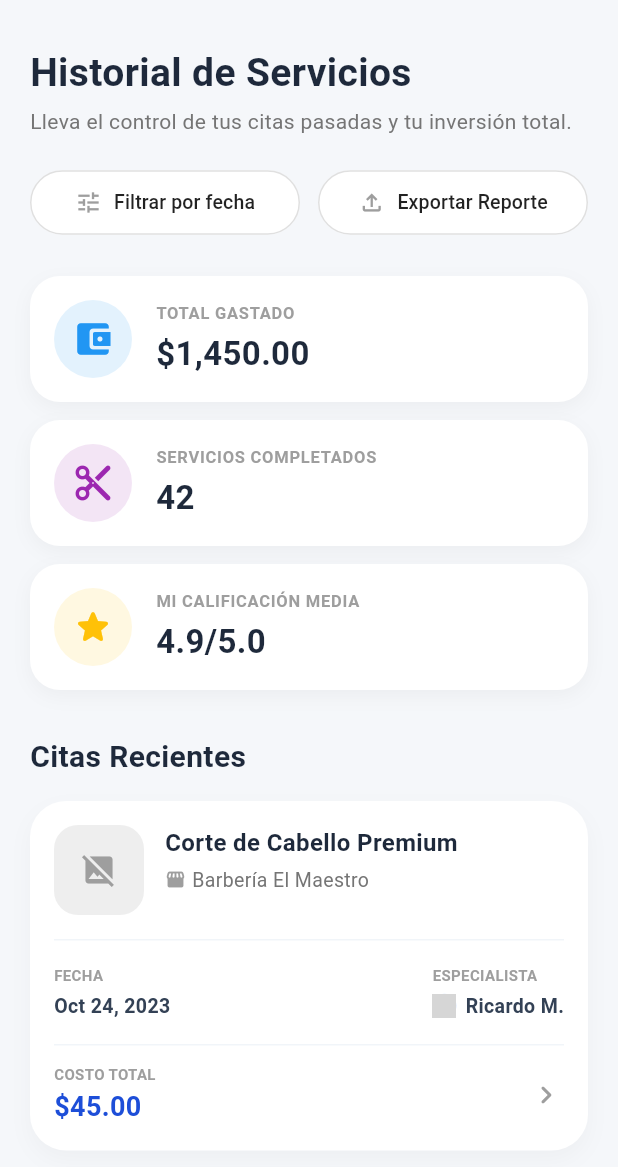
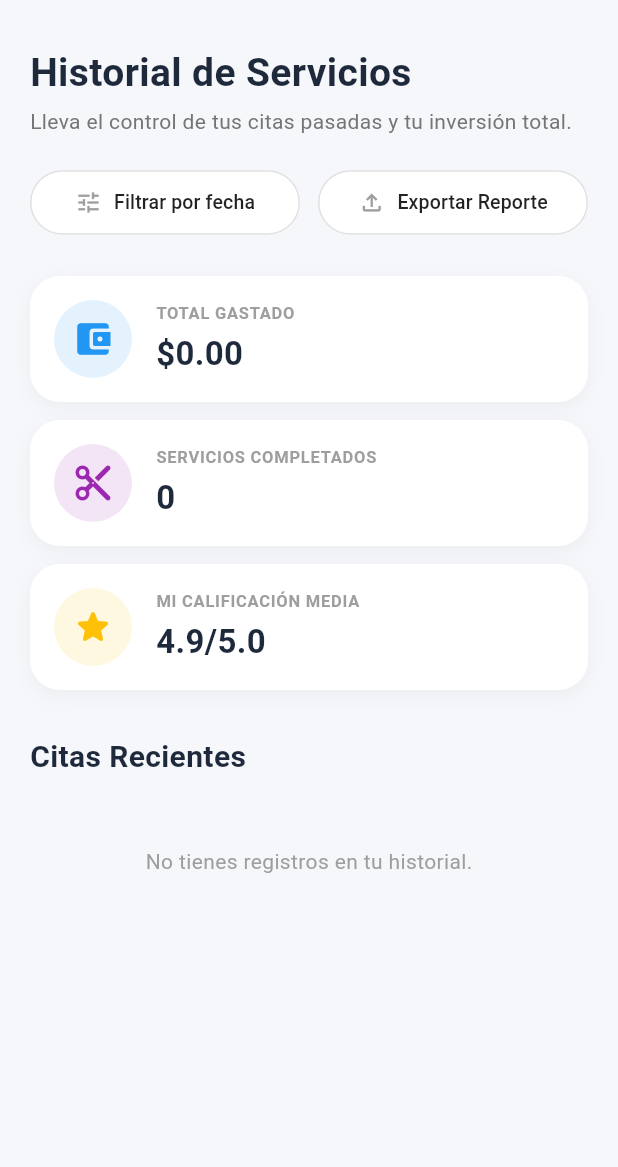
Before and after one commit to OliverRD/CitaPro, a Flutter app: the HistoryView screen opened directly, on a phone screen of 412 x 824 dp, the part 69-1236 px from its top. Run offline on Flutter 3.47's test engine with Material 3 defaults, Android fonts, the phone set to English and light mode, and no system bars; our stand-ins replace flutter_svg, google_fonts, google_sign_in, image_picker, supabase_flutter, webview_flutter; accounts and stored records are empty; network calls fail; grey boxes are pictures that could not be loaded.

Commit message:
update history_view conectado con la base de datos

```diff
--- a/lib/presentation/views/businessregistration_screen.dart
+++ b/lib/presentation/views/businessregistration_screen.dart
@@ -1,6 +1,6 @@
 import 'package:flutter/material.dart';
 import 'package:flutter_application_1/presentation/views/captcha_screen.dart';
-import 'package:flutter_application_1/presentation/views/category_screen.dart';
+//import 'package:flutter_application_1/presentation/views/category_screen.dart';
 import 'package:google_fonts/google_fonts.dart';
 import 'package:flutter_svg/flutter_svg.dart';
 
--- a/lib/presentation/views/category_screen.dart
+++ b/lib/presentation/views/category_screen.dart
@@ -2,7 +2,7 @@ import 'package:flutter/material.dart';
 import 'package:google_fonts/google_fonts.dart';
 import 'package:provider/provider.dart';
 import 'package:flutter_application_1/presentation/viewmodels/categoria_viewmodel.dart';
-import 'package:flutter_application_1/domain/usecases/categoria_entity.dart';
+//import 'package:flutter_application_1/domain/usecases/categoria_entity.dart';
 import 'package:flutter_application_1/presentation/views/business_form_screen.dart';
 
 class CategoryScreen extends StatefulWidget {
--- a/lib/presentation/views/history_view.dart
+++ b/lib/presentation/views/history_view.dart
@@ -1,8 +1,106 @@
+import 'package:flutter/material.dart';
+import 'package:supabase_flutter/supabase_flutter.dart';
 
-import 'package:flutter/material.dart';
+// Instancia global de Supabase
+final supabase = Supabase.instance.client;
 
-class HistoryView extends StatelessWidget {
+class HistoryView extends StatefulWidget {
   const HistoryView({super.key});
+
+  @override
+  State<HistoryView> createState() => _HistoryViewState();
+}
+
+class _HistoryViewState extends State<HistoryView> {
+  bool _isLoading = true;
+  List<Map<String, dynamic>> _citas = [];
+
+  // Variables dinámicas para los paneles de métricas
+  double _totalGastado = 0.0;
+  int _serviciosCompletados = 0;
+  final double _calificacionMedia = 4.9;
+
+  @override
+  void initState() {
+    super.initState();
+    _cargarHistorial();
+  }
+
+  Future<void> _cargarHistorial() async {
+    try {
+      final user = supabase.auth.currentUser;
+      if (user == null || user.email == null) {
+        if (mounted) setState(() => _isLoading = false);
+        return;
+      }
+
+      // 1. PUENTE: Buscamos el id_usuario (int8) usando correoUser
+      final usuarioData = await supabase
+          .from('usuarios')
+          .select('id_usuario')
+          .eq('correoUser', user.email!)
+          .single();
+
+      final int idNumericoCliente = usuarioData['id_usuario'];
+
+      // 2. CONSULTA RELACIONAL MULTINIVEL: Traemos la cita, su negocio, su profesional y sus detalles con servicios
+      // NOTA: Si los nombres de tus tablas en la base de datos están en singular (ej. 'negocio', 'profesional'),
+      // cambia el nombre antes del paréntesis.
+      final List<Map<String, dynamic>> response = await supabase
+          .from('citas')
+          .select('''
+            *,
+            negocio:id_negocio ( nombre ),
+            profesionales:id_profesional (
+              usuarios:id_usuario ( nombreUser )
+            ),
+            detalle_cita (
+              precio,
+              cantidad,
+              servicios:id_servicio ( nombre )
+            )
+          ''')
+          .eq('id_userCliente', idNumericoCliente)
+          .order('fecha_cita', ascending: false);
+
+      double sumatoriaGlobal = 0.0;
+      int completados = 0;
+
+      // 3. PROCESAMIENTO DE DATOS: Calculamos los totales sumando los detalles de cada cita
+      for (var cita in response) {
+        final detalles = cita['detalle_cita'] as List<dynamic>? ?? [];
+        double costoTotalCita = 0.0;
+
+        for (var det in detalles) {
+          final double precioUnitario = det['precio'] != null ? double.parse(det['precio'].toString()) : 0.0;
+          final int cantidad = det['cantidad'] != null ? int.parse(det['cantidad'].toString()) : 1;
+          costoTotalCita += (precioUnitario * cantidad);
+        }
+
+        // Inyectamos el costo calculado dinámicamente en el mapa de la cita
+        cita['total_calculado'] = costoTotalCita;
+
+        if (cita['estado'] == 'completado' || cita['estado'] == 'Completado') {
+          completados++;
+          sumatoriaGlobal += costoTotalCita;
+        }
+      }
+
+      if (!mounted) return;
+      setState(() {
+        _citas = response;
+        _totalGastado = sumatoriaGlobal;
+        _serviciosCompletados = completados;
+        _isLoading = false;
+      });
+    } catch (e) {
+      if (!mounted) return;
+      setState(() => _isLoading = false);
+      ScaffoldMessenger.of(context).showSnackBar(
+        SnackBar(content: Text('Error en CitaPro: $e'), backgroundColor: Colors.red),
+      );
+    }
+  }
 
   @override
   Widget build(BuildContext context) {
@@ -40,7 +138,12 @@ class HistoryView extends StatelessWidget {
           ),
         ],
       ),
-      body: SingleChildScrollView(
+      body: _isLoading
+          ? const Center(child: CircularProgressIndicator(color: primaryColor))
+          : RefreshIndicator(
+              onRefresh: _cargarHistorial,
+              child: SingleChildScrollView(
+                physics: const AlwaysScrollableScrollPhysics(),
                 padding: const EdgeInsets.all(20.0),
                 child: Column(
                   crossAxisAlignment: CrossAxisAlignment.start,
@@ -63,7 +166,7 @@ class HistoryView extends StatelessWidget {
                     ),
                     const SizedBox(height: 20),
 
-            // Botones de acción: Filtrar y Exportar
+                    // Filtros
                     Row(
                       children: [
                         Expanded(
@@ -107,12 +210,13 @@ class HistoryView extends StatelessWidget {
                     ),
                     const SizedBox(height: 25),
 
+                    // Métricas
                     _buildStatCard(
                       icon: Icons.account_balance_wallet_rounded,
                       iconColor: Colors.blue,
                       iconBgColor: Colors.blue[50]!,
                       title: 'TOTAL GASTADO',
-              value: '\$1,450.00',
+                      value: '\$${_totalGastado.toStringAsFixed(2)}',
                     ),
                     const SizedBox(height: 12),
                     _buildStatCard(
@@ -120,7 +224,7 @@ class HistoryView extends StatelessWidget {
                       iconColor: Colors.purple,
                       iconBgColor: Colors.purple[50]!,
                       title: 'SERVICIOS COMPLETADOS',
-              value: '42',
+                      value: '$_serviciosCompletados',
                     ),
                     const SizedBox(height: 12),
                     _buildStatCard(
@@ -128,7 +232,7 @@ class HistoryView extends StatelessWidget {
                       iconColor: Colors.amber,
                       iconBgColor: Colors.amber[50]!,
                       title: 'MI CALIFICACIÓN MEDIA',
-              value: '4.9/5.0',
+                      value: '$_calificacionMedia/5.0',
                     ),
                     const SizedBox(height: 30),
 
@@ -142,59 +246,72 @@ class HistoryView extends StatelessWidget {
                     ),
                     const SizedBox(height: 15),
 
-            _buildAppointmentCard(
-              imageUrl: 'https://images.unsplash.com/photo-1503951914875-452162b0f3f1?auto=format&fit=crop&q=80&w=150',
-              serviceName: 'Corte de Cabello Premium',
-              businessName: 'Barbería El Maestro',
-              date: 'Oct 24, 2023',
-              specialistName: 'Ricardo M.',
-              specialistAvatar: 'https://images.unsplash.com/photo-1500648767791-00dcc994a43e?auto=format&fit=crop&q=80&w=100',
-              price: '\$45.00',
-            ),
-            const SizedBox(height: 15),
-            _buildAppointmentCard(
-              imageUrl: 'https://images.unsplash.com/photo-1570172619644-dfd03ed5d881?auto=format&fit=crop&q=80&w=150',
-              serviceName: 'Limpieza Facial Hidratante',
-              businessName: 'Glow Beauty Spa',
-              date: 'Oct 12, 2023',
-              specialistName: 'Lucía A.',
-              specialistAvatar: 'https://images.unsplash.com/photo-1494790108377-be9c29b29330?auto=format&fit=crop&q=80&w=100',
-              price: '\$85.00',
-            ),
-            const SizedBox(height: 15),
-            _buildAppointmentCard(
-              imageUrl: 'https://images.unsplash.com/photo-1590246814883-57f511e76523?auto=format&fit=crop&q=80&w=150',
-              serviceName: 'Sesión Tatuaje Realista',
-              businessName: 'Ink Dynasty Studio',
-              date: 'Sep 28, 2023',
-              specialistName: 'Juan S.',
-              specialistAvatar: 'https://images.unsplash.com/photo-1507003211169-0a1dd7228f2d?auto=format&fit=crop&q=80&w=100',
-              price: '\$320.00',
-            ),
-            const SizedBox(height: 25),
-
-            // Botón de Cargar más Historial
-            SizedBox(
-              width: double.infinity,
-              child: ElevatedButton(
-                style: ElevatedButton.styleFrom(
-                  backgroundColor: primaryColor,
-                  foregroundColor: Colors.white,
-                  padding: const EdgeInsets.symmetric(vertical: 16),
-                  shape: RoundedRectangleBorder(
-                    borderRadius: BorderRadius.circular(16),
-                  ),
-                  elevation: 2,
-                ),
-                onPressed: () {},
-                child: const Text(
-                  'Cargar más Historial',
-                  style: TextStyle(fontSize: 16, fontWeight: FontWeight.bold),
+                    // Listado
+                    _citas.isEmpty
+                        ? const Center(
+                            child: Padding(
+                              padding: EdgeInsets.symmetric(vertical: 30),
+                              child: Text(
+                                'No tienes registros en tu historial.',
+                                style: TextStyle(color: Colors.grey),
                               ),
                             ),
+                          )
+                        : ListView.builder(
+                            shrinkWrap: true,
+                            physics: const NeverScrollableScrollPhysics(),
+                            itemCount: _citas.length,
+                            itemBuilder: (context, index) {
+                              final cita = _citas[index];
+
+                              // 1. Extraer nombre del negocio
+                              final String nombreNegocio = cita['negocio'] != null
+                                  ? cita['negocio']['nombre'] ?? 'Establecimiento'
+                                  : 'Establecimiento';
+
+                              // 2. Extraer nombre del profesional especialista
+                              String nombreEspecialista = 'Por asignar';
+                              if (cita['profesionales'] != null && cita['profesionales']['usuarios'] != null) {
+                                nombreEspecialista = cita['profesionales']['usuarios']['nombreUser'] ?? 'Por asignar';
+                              }
+
+                              // 3. Extraer el nombre del servicio desde la lista de detalles
+                              String nombreServicio = 'Servicio Solicitado';
+                              final detalles = cita['detalle_cita'] as List<dynamic>? ?? [];
+                              if (detalles.isNotEmpty && detalles.first['servicios'] != null) {
+                                nombreServicio = detalles.first['servicios']['nombre'] ?? 'Servicio Solicitado';
+                                if (detalles.length > 1) {
+                                  nombreServicio += ' (+${detalles.length - 1})'; // Indica si hay más servicios en la misma cita
+                                }
+                              }
+
+                              // 4. Extraer costo total de esta cita
+                              final double totalCita = cita['total_calculado'] ?? 0.0;
+
+                              // 5. Formateo de fecha
+                              String fechaFormateada = 'Sin fecha';
+                              if (cita['fecha_cita'] != null) {
+                                String fechaStr = cita['fecha_cita'].toString();
+                                fechaFormateada = fechaStr.length >= 10 ? fechaStr.substring(0, 10) : fechaStr;
+                              }
+
+                              return Padding(
+                                padding: const EdgeInsets.only(bottom: 15.0),
+                                child: _buildAppointmentCard(
+                                  imageUrl: cita['imagen_url'] ?? 'https://images.unsplash.com/photo-1503951914875-452162b0f3f1?auto=format&fit=crop&q=80&w=150',
+                                  serviceName: nombreServicio,
+                                  businessName: nombreNegocio,
+                                  date: fechaFormateada,
+                                  specialistName: nombreEspecialista,
+                                  specialistAvatar: cita['especialista_avatar'] ?? 'https://images.unsplash.com/photo-1500648767791-00dcc994a43e?auto=format&fit=crop&q=80&w=100',
+                                  price: '\$${totalCita.toStringAsFixed(2)}',
+                                ),
+                              );
+                            },
                           ),
                     const SizedBox(height: 20),
                   ],
+                ),
               ),
             ),
     );
@@ -288,7 +405,6 @@ class HistoryView extends StatelessWidget {
           Row(
             crossAxisAlignment: CrossAxisAlignment.start,
             children: [
-
               ClipRRect(
                 borderRadius: BorderRadius.circular(16),
                 child: Image.network(
@@ -305,7 +421,6 @@ class HistoryView extends StatelessWidget {
                 ),
               ),
               const SizedBox(width: 14),
-
               Expanded(
                 child: Column(
                   crossAxisAlignment: CrossAxisAlignment.start,
@@ -343,7 +458,6 @@ class HistoryView extends StatelessWidget {
           Row(
             mainAxisAlignment: MainAxisAlignment.spaceBetween,
             children: [
-              // Columna de Fecha
               Column(
                 crossAxisAlignment: CrossAxisAlignment.start,
                 children: [
@@ -358,7 +472,6 @@ class HistoryView extends StatelessWidget {
                   ),
                 ],
               ),
-              // Columna de Especialista
               Column(
                 crossAxisAlignment: CrossAxisAlignment.start,
                 children: [
```
Lines whose indentation alone changed are shown as unchanged.
